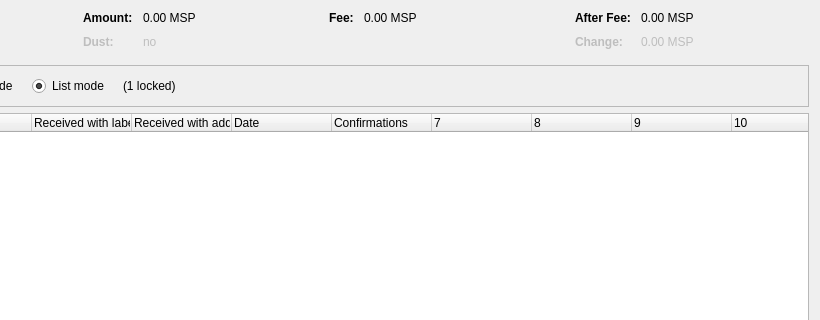
This is src/qt/forms/coincontroldialog.ui in ecayl/matrixcoin as Qt 5 draws it before an edit; both pictures show x 180 to 1000 and y 0 to 320 of the 1000 by 500 pixel window. The edited form follows.
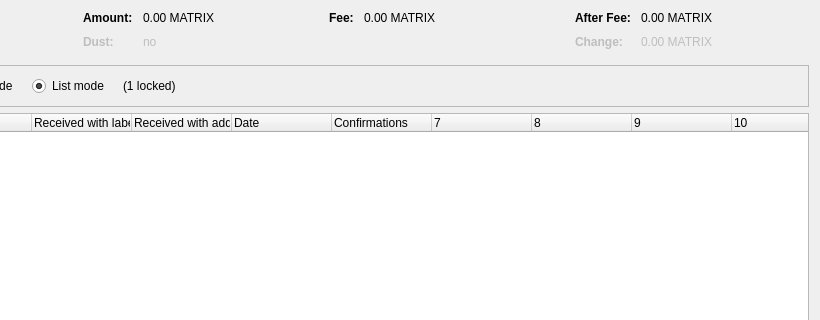
This is the edited form. Custom widgets are drawn as their Qt base class.

Patch:
```diff
--- a/src/qt/forms/coincontroldialog.ui
+++ b/src/qt/forms/coincontroldialog.ui
@@ -132,7 +132,7 @@
           <enum>Qt::ActionsContextMenu</enum>
          </property>
          <property name="text">
-          <string notr="true">0.00 MSP</string>
+          <string notr="true">0.00 MATRIX</string>
          </property>
          <property name="textInteractionFlags">
           <set>Qt::LinksAccessibleByMouse|Qt::TextSelectableByKeyboard|Qt::TextSelectableByMouse</set>
@@ -212,7 +212,7 @@
           <enum>Qt::ActionsContextMenu</enum>
          </property>
          <property name="text">
-          <string notr="true">0.00 MSP</string>
+          <string notr="true">0.00 MATRIX</string>
          </property>
          <property name="textInteractionFlags">
           <set>Qt::LinksAccessibleByMouse|Qt::TextSelectableByKeyboard|Qt::TextSelectableByMouse</set>
@@ -257,7 +257,7 @@
           <enum>Qt::ActionsContextMenu</enum>
          </property>
          <property name="text">
-          <string notr="true">0.00 MSP</string>
+          <string notr="true">0.00 MATRIX</string>
          </property>
          <property name="textInteractionFlags">
           <set>Qt::LinksAccessibleByMouse|Qt::TextSelectableByKeyboard|Qt::TextSelectableByMouse</set>
@@ -292,7 +292,7 @@
           <enum>Qt::ActionsContextMenu</enum>
          </property>
          <property name="text">
-          <string notr="true">0.00 MSP</string>
+          <string notr="true">0.00 MATRIX</string>
          </property>
          <property name="textInteractionFlags">
           <set>Qt::LinksAccessibleByMouse|Qt::TextSelectableByKeyboard|Qt::TextSelectableByMouse</set>
```
